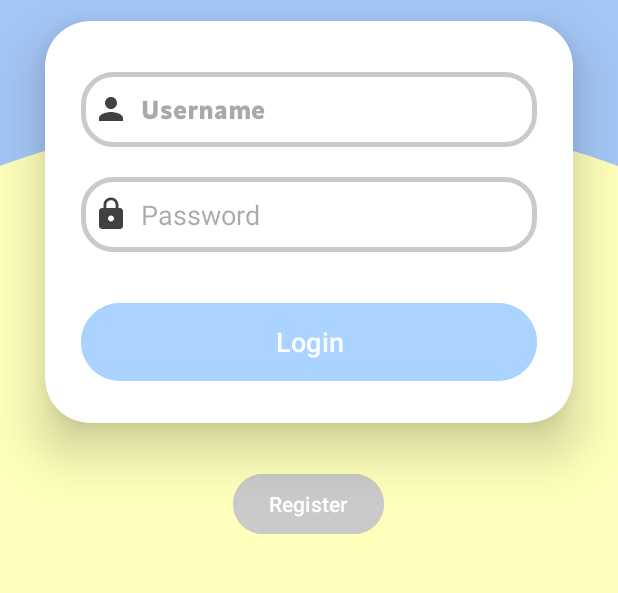
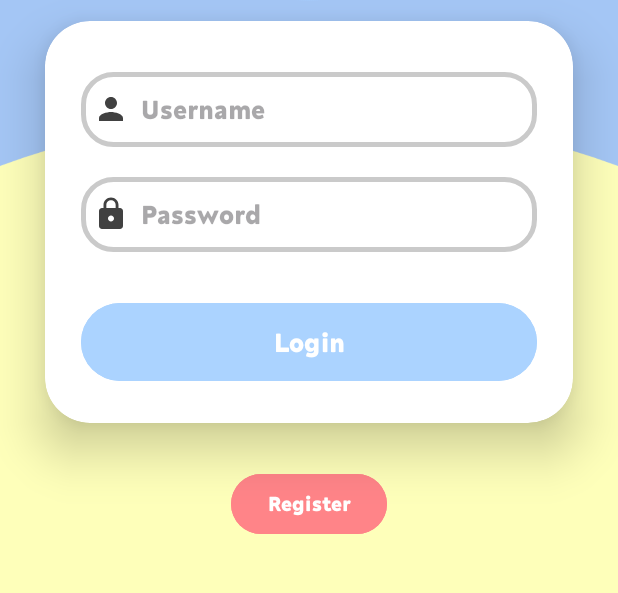
Before and after one commit to ndrewontreras/HelloSunshine, an Android app: the screen it shows after launch (MainActivity), on a phone screen of 412 x 824 dp, the part 458-1051 px from its top. Run offline under Robolectric (Android 15) with nearby library versions, the phone set to English and light mode, and no system bars; our stand-ins replace Room's generated code.

Commit message:
Removed status bar and changed font in login/register activities

```diff
--- a/app/src/main/java/com/example/hellosunshine/activites/MainActivity.java
+++ b/app/src/main/java/com/example/hellosunshine/activites/MainActivity.java
@@ -6,9 +6,12 @@ import androidx.room.Room;
 import androidx.room.RoomDatabase;
 import androidx.sqlite.db.SupportSQLiteDatabase;
 
+import android.app.ActionBar;
 import android.content.Intent;
 import android.os.Bundle;
 import android.view.View;
+import android.view.Window;
+import android.view.WindowManager;
 import android.widget.Button;
 import android.widget.EditText;
 import android.widget.Toast;
@@ -30,8 +33,15 @@ public class MainActivity extends AppCompatActivity {
 
     @Override
     protected void onCreate(Bundle savedInstanceState) {
+
+        requestWindowFeature(Window.FEATURE_NO_TITLE);
+        this.getWindow().setFlags(WindowManager.LayoutParams.FLAG_FULLSCREEN,WindowManager.LayoutParams.FLAG_FULLSCREEN);
+
         super.onCreate(savedInstanceState);
         setContentView(R.layout.activity_main);
+
+        //getWindow().getDecorView().setSystemUiVisibility(View.SYSTEM_UI_FLAG_FULLSCREEN);
+        //getActionBar().hide();
 
         username = findViewById(R.id.username);
         password = findViewById(R.id.password);
--- a/app/src/main/java/com/example/hellosunshine/activites/RegisterActivity.java
+++ b/app/src/main/java/com/example/hellosunshine/activites/RegisterActivity.java
@@ -5,6 +5,8 @@ import androidx.appcompat.app.AppCompatActivity;
 import android.content.Intent;
 import android.os.Bundle;
 import android.view.View;
+import android.view.Window;
+import android.view.WindowManager;
 import android.widget.Button;
 import android.widget.EditText;
 
@@ -21,6 +23,10 @@ public class RegisterActivity extends AppCompatActivity {
 
     @Override
     protected void onCreate(Bundle savedInstanceState) {
+
+        requestWindowFeature(Window.FEATURE_NO_TITLE);
+        this.getWindow().setFlags(WindowManager.LayoutParams.FLAG_FULLSCREEN,WindowManager.LayoutParams.FLAG_FULLSCREEN);
+
         super.onCreate(savedInstanceState);
         setContentView(R.layout.activity_register);
 
--- a/app/src/main/res/font/main_font.xml
+++ b/app/src/main/res/font/main_font.xml
@@ -11,7 +11,7 @@
         android:font="@font/font_main"/>
 
     <font
-        android:font="@font/nunitoSans10ptBold"
+        android:font="@font/nunitosans10ptbold"
         android:fontWeight="400"
         android:fontStyle="normal"/>
 
--- a/app/src/main/res/layout/activity_main.xml
+++ b/app/src/main/res/layout/activity_main.xml
@@ -66,6 +66,7 @@
                 android:drawablePadding="8dp"
                 android:hint="Password"
                 android:inputType="textPassword"
+                android:fontFamily="@font/font"
                 android:padding="8dp"
                 android:textColor="@color/black"
                 android:textColorHighlight="@color/cardview_dark_background" />
@@ -77,6 +78,7 @@
                 android:layout_marginTop="30dp"
                 android:backgroundTint="@color/babyBlue"
                 android:text="Login"
+                android:fontFamily="@font/font"
                 android:textSize="18dp"
                 android:onClick="login" />
 
@@ -91,8 +93,9 @@
         android:layout_height="wrap_content"
         android:layout_gravity="center"
         android:text="Register"
+        android:fontFamily="@font/font"
         android:textAlignment="center"
-        android:backgroundTint="@color/lightgray"/>
+        android:backgroundTint="@color/babyRed"/>
 
 
 </LinearLayout>
--- a/app/src/main/res/values/colors.xml
+++ b/app/src/main/res/values/colors.xml
@@ -6,4 +6,5 @@
     <color name="lightgray">#CACACA</color>
     <color name="babyYellow">#FEFFBA</color>
     <color name="babyBlue">#ABD3FF</color>
+    <color name="babyRed">#FF8488</color>
 </resources>
```
Also changed, not shown: app/src/main/res/layout/activity_register.xml (+12 -7 lines), app/src/main/res/font/nunitosans10ptbold.ttf (renamed from app/src/main/res/font/nunitoSans10ptBold.ttf).
